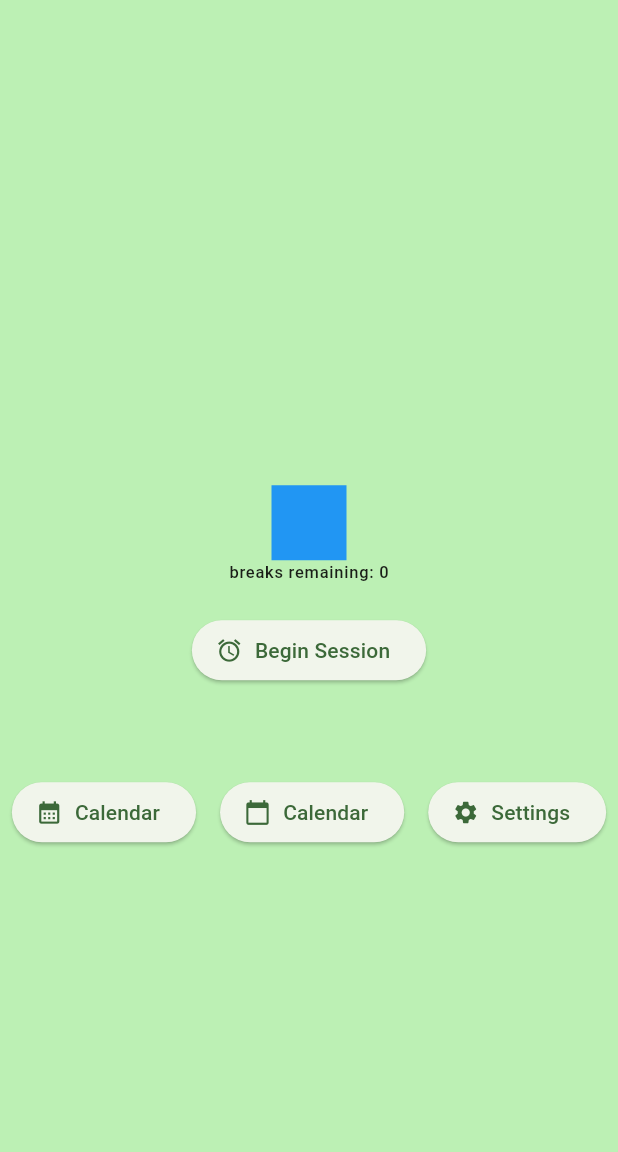
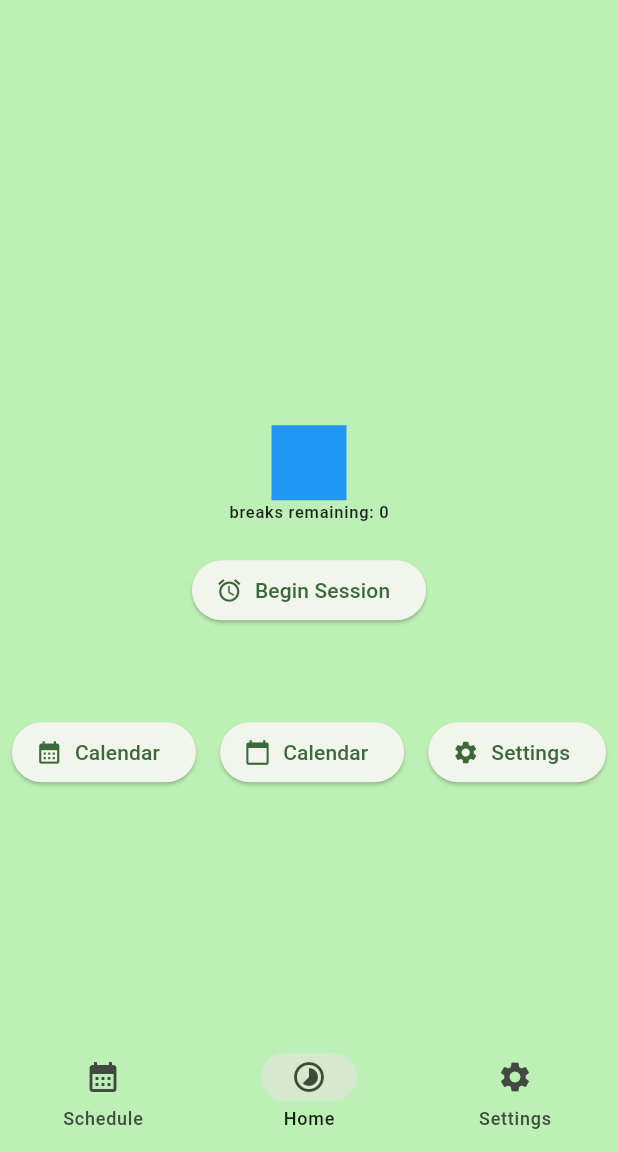
Before and after one commit to GabrielKronfeld/Tomatillo, a Flutter app: the screen it shows after launch, on a phone screen of 412 x 824 dp, the part 84-1236 px from its top. Run offline on Flutter 3.47's test engine with Material 2 defaults, Android fonts, the phone set to English and light mode, and no system bars; drawn by our look-alikes of calendar_view; our stand-ins replace audioplayers, percent_indicator, shared_preferences, sqflite; missing offline and left inert: dart:ffi, time_planner; accounts and stored records are empty.

Commit message:
added navigationBar, added FutureBuilder, still working on implementing both

```diff
--- a/lib/main.dart
+++ b/lib/main.dart
@@ -26,6 +26,11 @@
 //DONE??add better memory management
 //kind of a passive/persistent thing right?
 //DONE make timer invisible when there is no timer running.
+//DONE find out why the color seed isn't loaded properly <-- should be because V V V
+//        //colorscheme isn't updating the proper color from the seed color.
+//REFERENCE ORIGINAL THEME.of(context).* not context).colorscheme.* FOR THE DEEPER SHADES
+
+//DONE replace overflow time and invisible timer with switches
 
 //TODO:
 //make more elegant method to keep track of time. in what way? for the timer function? yeah.
@@ -34,19 +39,16 @@
 //classic pomodoro button
 //add a way to add minutes without needing to tap 60 times.
 //implement UNITS setting, //make units value work properly.
-//replace overflow time and invisible timer with switches
 //EXPORT data from db to calendar
 //make app be able to operate in background
 
-//fresh todo for may10:
+//fresh todo for may10: lmao it's been almost 2 weeks...
 //widget-icon overlay thing from the top for notifications.
 //pull events from db into calendar.
 //add way to delete calendar event
 //(on long press, open form for want to delete $event name? yes? no?, then remove from db and update parent widget)
 //hide semicircle when calendar isn't running
-//update buttons in with switches in settings and BottomNavigationBar for menu/returns.
-//
-
+//update buttons in with switches in settings and NavigationBar for menu/returns.
 
 import 'dart:async';
 import 'dart:io';
@@ -120,6 +122,8 @@ class MyApp extends StatelessWidget {
         theme: ThemeData(
           useMaterial3: true,
           colorScheme:
+              //colorscheme isn't updating the proper color from the seed color.
+              //REFERENCE ORIGINAL THEME.of(context).* not context).colorscheme.* FOR THE DEEPER SHADES
               ColorScheme.fromSeed(seedColor: Color.fromARGB(255, 25, 68, 26)),
         ),
         home: const MyHomePage(title: 'Tomatillo\n🐸🍅🐸🍅🐸🍅🐸'),
@@ -163,11 +167,11 @@ class MyHomePageState extends State<MyHomePage> {
     'Work Time': 10, //total time for work session
     'Break Time': 5, //total time for break session
     'Total Cycles': 3, //total work/break cycles to run
-    'CalendarEntries': 0, //how many entries ever made for Calendar. Used for UID in db.
+    'CalendarEntries':
+        0, //how many entries ever made for Calendar. Used for UID in db.
     'Overflow Time': true,
     'Invisible Timer': false,
     'Units': 'seconds',
-
   };
 
 //next we want to put these into persistent memory
@@ -405,6 +409,7 @@ class MyHomePageState extends State<MyHomePage> {
     // than having to individually change instances of widgets.
     int minutes = (mainTimerCount / 60).floor();
     int seconds = mainTimerCount % 60;
+    int currentIndex = 1;
     Widget beginOrAlterSession = breakOrAlterSession(onBreak);
 
     return Scaffold(
@@ -414,6 +419,38 @@ class MyHomePageState extends State<MyHomePage> {
         centerTitle: true,
         title: Text(widget.title),
         backgroundColor: Theme.of(context).colorScheme.primaryContainer,
+      ),
+      //when we finish the nagivation bar migration,
+      //done turn the approipriate buttons in Settings to switches
+      //THEN, we finish the async nonsense for the calendar data import
+      //finally we make sure the calendar timer stuff is appropriate
+      //and then I think we're just about ready to publish?
+      //add a (1-hour pomodoro auto-button in home screen?)
+      //AND MAKE SURE IT RUNS WHEN THE SCREEN IS OFF!!
+      bottomNavigationBar: NavigationBar(
+        backgroundColor: Theme.of(context)
+            .colorScheme
+            .primaryContainer, //not updating color properly?? idk why.
+        selectedIndex: currentIndex,
+        destinations: [
+          NavigationDestination(
+              icon: Icon(Icons.calendar_month), label: "Schedule"),
+          NavigationDestination(icon: Icon(Icons.timelapse), label: "Home"),
+          NavigationDestination(icon: Icon(Icons.settings), label: "Settings"),
+        ],
+        onDestinationSelected: (int index) {
+          setState(() {
+            currentIndex = index;
+            print('index:$index');
+            //this WORKS but it's not what we want to have happen
+            if (index == 2) {
+              Navigator.push(
+                  context,
+                  MaterialPageRoute(
+                      builder: (context) => const MySettingsPage()));
+            }
+          });
+        },
       ),
       body: Center(
         // Center is a layout widget. It takes a single child and positions it
@@ -445,16 +482,13 @@ class MyHomePageState extends State<MyHomePage> {
                     tempDidWeFinish,
                   ),
                 ),
-                timerExists?
-                TimerIndicator(
-                  totalTimeinSeconds: totalTimeForCycleinSeconds,
-                  minutes: minutes,
-                  seconds: seconds,
-                ):Container(
-                  color: Colors.blue,
-                  width: 50,
-                  height: 50
-                ),
+                timerExists
+                    ? TimerIndicator(
+                        totalTimeinSeconds: totalTimeForCycleinSeconds,
+                        minutes: minutes,
+                        seconds: seconds,
+                      )
+                    : Container(color: Colors.blue, width: 50, height: 50),
                 Padding(padding: EdgeInsetsDirectional.symmetric()),
                 Text(
                   'breaks remaining: $cyclesRemaining',
@@ -532,6 +566,7 @@ class MyHomePageState extends State<MyHomePage> {
           ),
         ),
       ),
+//todo: update color, update links to send to the right pages, upage index etc etc.
     );
   }
 }
```
Also changed, not shown: lib/calendar_page.dart (+102 -7 lines), lib/settings_page.dart (+106 -112 lines).
